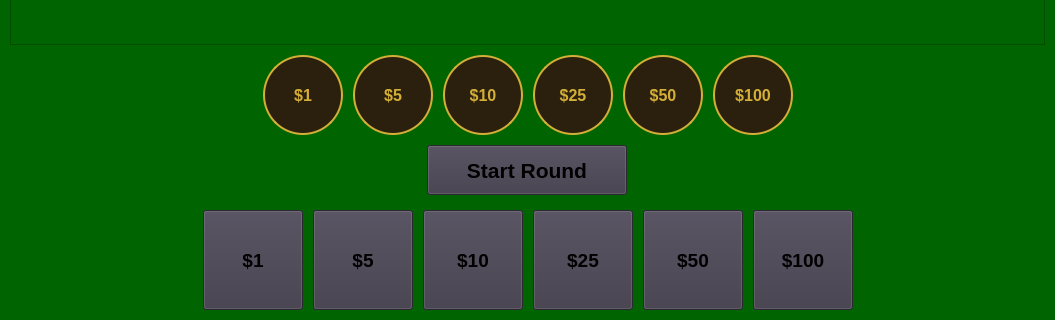
The window that game_widget.ui (owenharvey78/blackjack-learning-game) describes before a commit, drawn with Qt 5; both pictures show x 0 to 1055 and y 827 to 1147 of the 1055 by 1147 pixel window.
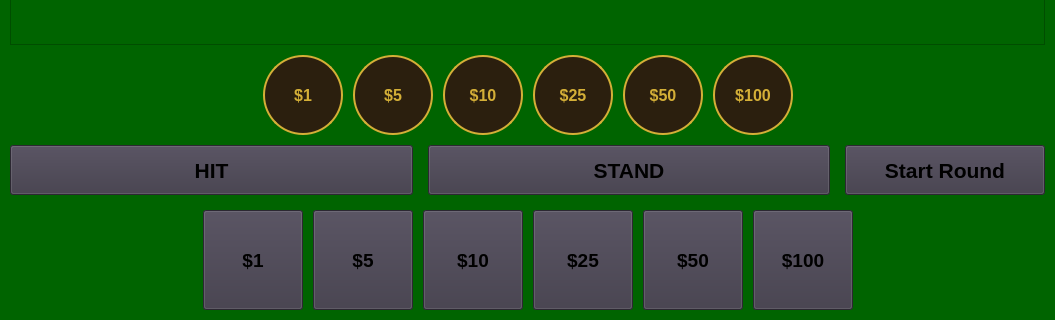
The same window after the commit.

Commit message: Added hit and stand buttons

The edit to the form file:
```diff
--- a/game_widget.ui
+++ b/game_widget.ui
@@ -291,6 +291,64 @@
      </property>
      <item>
       <layout class="QHBoxLayout" name="startButtonLayout">
+       <item>
+        <widget class="QPushButton" name="hitButton">
+         <property name="sizePolicy">
+          <sizepolicy hsizetype="MinimumExpanding" vsizetype="Fixed">
+           <horstretch>0</horstretch>
+           <verstretch>0</verstretch>
+          </sizepolicy>
+         </property>
+         <property name="minimumSize">
+          <size>
+           <width>200</width>
+           <height>50</height>
+          </size>
+         </property>
+         <property name="font">
+          <font>
+           <pointsize>16</pointsize>
+           <bold>true</bold>
+          </font>
+         </property>
+         <property name="styleSheet">
+          <string notr="true">font-size: 16pt; font-weight: bold;
+background-color: rgb(61, 56, 70);</string>
+         </property>
+         <property name="text">
+          <string>HIT</string>
+         </property>
+        </widget>
+       </item>
+       <item>
+        <widget class="QPushButton" name="standButton">
+         <property name="sizePolicy">
+          <sizepolicy hsizetype="MinimumExpanding" vsizetype="Fixed">
+           <horstretch>0</horstretch>
+           <verstretch>0</verstretch>
+          </sizepolicy>
+         </property>
+         <property name="minimumSize">
+          <size>
+           <width>200</width>
+           <height>50</height>
+          </size>
+         </property>
+         <property name="font">
+          <font>
+           <pointsize>16</pointsize>
+           <bold>true</bold>
+          </font>
+         </property>
+         <property name="styleSheet">
+          <string notr="true">font-size: 16pt; font-weight: bold;
+background-color: rgb(61, 56, 70);</string>
+         </property>
+         <property name="text">
+          <string>STAND</string>
+         </property>
+        </widget>
+       </item>
        <item alignment="Qt::AlignmentFlag::AlignHCenter|Qt::AlignmentFlag::AlignVCenter">
         <widget class="QPushButton" name="startRoundButton">
          <property name="minimumSize">
```
The commit also changes 1 other file.
